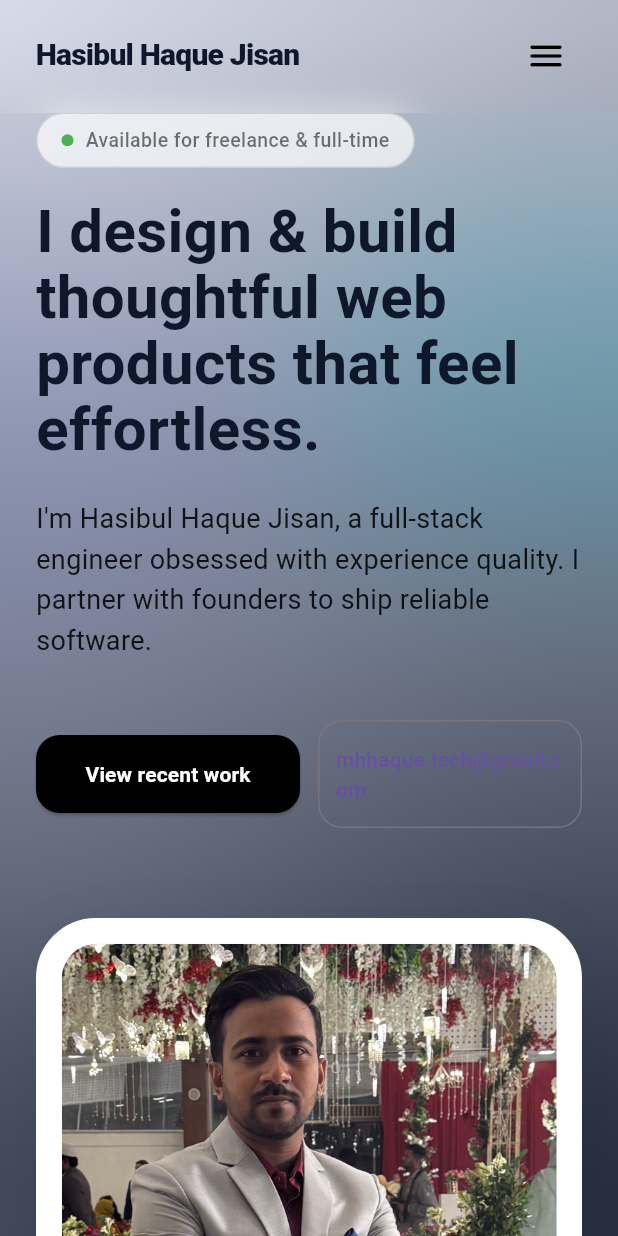
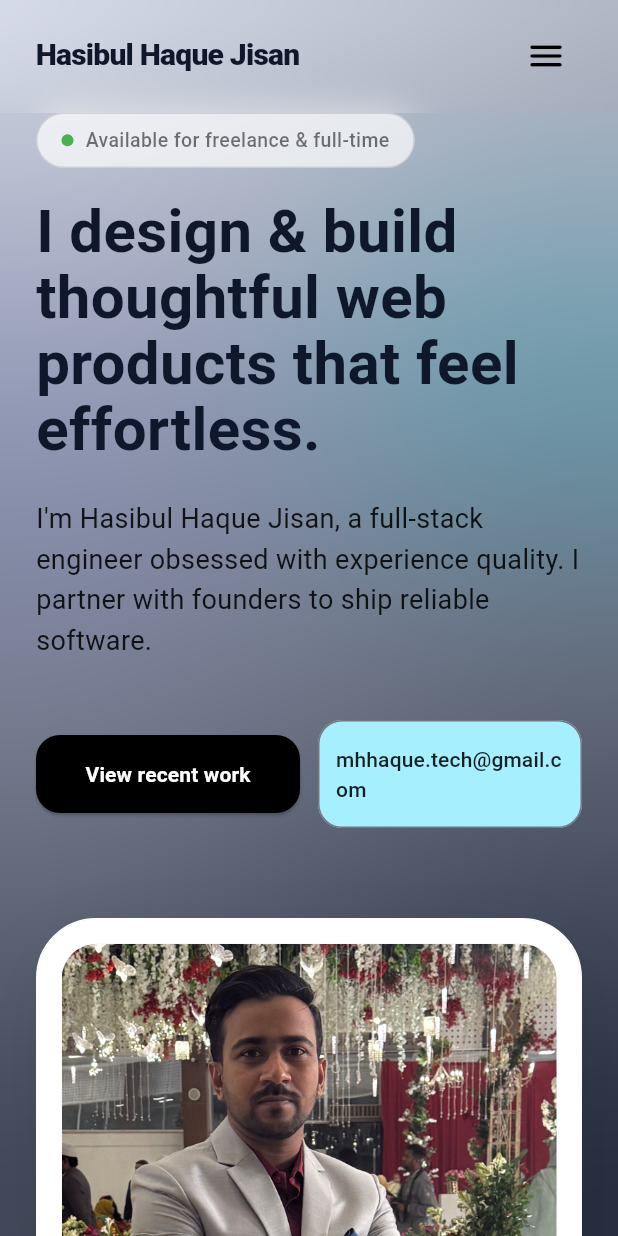
Before and after one commit to MHHJisan/self_portfolio_app, a Flutter app: the screen it shows after launch, on a phone screen of 412 x 824 dp. Run offline on Flutter 3.47's test engine with Material 3 defaults, Android fonts, the phone set to English and light mode, and no system bars; our stand-ins replace font_awesome_flutter, google_fonts, open_filex.

Commit message:
updated hero, contact, main

```diff
--- a/lib/main.dart
+++ b/lib/main.dart
@@ -12,6 +12,7 @@ import 'sections/services_section.dart';
 import 'sections/skills_section.dart';
 import 'sections/volunteering_section.dart';
 import 'widgets/glass_nav.dart';
+import 'package:google_fonts/google_fonts.dart';
 
 void main() {
   runApp(const MyApp());
@@ -164,8 +165,9 @@ class _HomeScreenState extends State<HomeScreen> {
               _drawerLink("Contact", isDark, () => _scrollToSection(contactSectionKey)),
 
               const Spacer(),
-              SizedBox(
-                width: double.infinity,
+              Align(
+                alignment: Alignment.centerRight,
+                // width: double.infinity,
                 child: _ctaButton(),
               ),
             ],
@@ -219,20 +221,55 @@ class _HomeScreenState extends State<HomeScreen> {
   }
 
   Widget _ctaButton() {
-    return ElevatedButton(
-      onPressed: () {},
-      style: ElevatedButton.styleFrom(
-        backgroundColor: const Color(0xFF4F46E5),
-        foregroundColor: Colors.white,
-        elevation: 0,
-        padding: const EdgeInsets.symmetric(vertical: 20),
-        shape: RoundedRectangleBorder(
-          borderRadius: BorderRadius.circular(16),
+    return MouseRegion(
+      cursor: SystemMouseCursors.click,
+      child: GestureDetector(
+        onTap: () {
+          // Logic to launch email or contact
+        },
+        child: Container(
+          padding: const EdgeInsets.symmetric(horizontal: 28, vertical: 16),
+          decoration: BoxDecoration(
+            // 1. Catchy Gradient
+            gradient: const LinearGradient(
+              colors: [Color(0xFF6366F1), Color(0xFFA855F7)], // Indigo to Purple
+              begin: Alignment.topLeft,
+              end: Alignment.bottomRight,
+            ),
+            borderRadius: BorderRadius.circular(30),
+            // 2. High-End Glowing Shadow
+            boxShadow: [
+              BoxShadow(
+                color: const Color(0xFF6366F1).withOpacity(0.4),
+                blurRadius: 20,
+                offset: const Offset(0, 10),
+              ),
+            ],
+          ),
+          child: Row(
+            mainAxisSize: MainAxisSize.min,
+            children: [
+              const Icon(
+                Icons.chat_bubble_outline_outlined,
+                color: Colors.white,
+                size: 20,
+              ),
+              const SizedBox(width: 10),
+
+              Text(
+                "Let's talk",
+                style: GoogleFonts.plusJakartaSans(
+                  fontWeight: FontWeight.w800,
+                  fontSize: 16,
+                  color: Colors.white,
+                  letterSpacing: 0.5,
+                ),
+              ),
+              // 3. Catchy Animated Icon
+
+            ],
+          ),
         ),
-      ),
-      child: const Text(
-        "Let's talk",
-        style: TextStyle(fontWeight: FontWeight.bold, fontSize: 16),
       ),
     );
   }
--- a/lib/sections/contact_section.dart
+++ b/lib/sections/contact_section.dart
@@ -184,7 +184,7 @@ class ContactSection extends StatelessWidget {
     return OutlinedButton.icon(
       onPressed: onTap,
       icon: const Icon(Icons.phone_outlined, size: 20),
-      label: const Text("Book a call"),
+      label: const Text("Have a call"),
       style: OutlinedButton.styleFrom(
         foregroundColor: isDark ? Colors.white : const Color(0xFF334155),
         side: BorderSide(color: isDark ? Colors.white24 : const Color(0xFFE2E8F0)),
--- a/lib/sections/hero_section.dart
+++ b/lib/sections/hero_section.dart
@@ -18,14 +18,14 @@ class HeroSection extends StatelessWidget {
           left: -50,
           top: 100,
           child: _BlurBlob(
-            color: Colors.indigo.withOpacity(isDark ? 0.4 : 0.2),
+            color: Colors.indigo.withValues(alpha: isDark ? 0.4 :  0.2),
           ),
         ),
         Positioned(
           right: -50,
           top: 50,
           child: _BlurBlob(
-            color: Colors.cyan.withOpacity(isDark ? 0.3 : 0.2),
+            color: Colors.cyan.withValues(alpha: isDark ? 0.3 : 0.2),
           ),
         ),
 
@@ -129,6 +129,8 @@ class HeroSection extends StatelessWidget {
               child: OutlinedButton(
                 onPressed: () {},
                   style: OutlinedButton.styleFrom(
+                    backgroundColor: AppColors.blue100,
+                    foregroundColor: isDark ? Colors.black : Colors.black87,
                     padding: const EdgeInsets.symmetric(horizontal: 12, vertical: 16),
                     shape: RoundedRectangleBorder(borderRadius: BorderRadius.circular(16)),
                   ),
--- a/pubspec.yaml
+++ b/pubspec.yaml
@@ -39,6 +39,7 @@ dependencies:
   path_provider: ^2.1.2
   open_filex: ^4.5.0
   font_awesome_flutter: ^10.7.0
+  google_fonts: ^6.2.1  # Add this line
 
 dev_dependencies:
   flutter_test:
```
Also changed, not shown: pubspec.lock.
